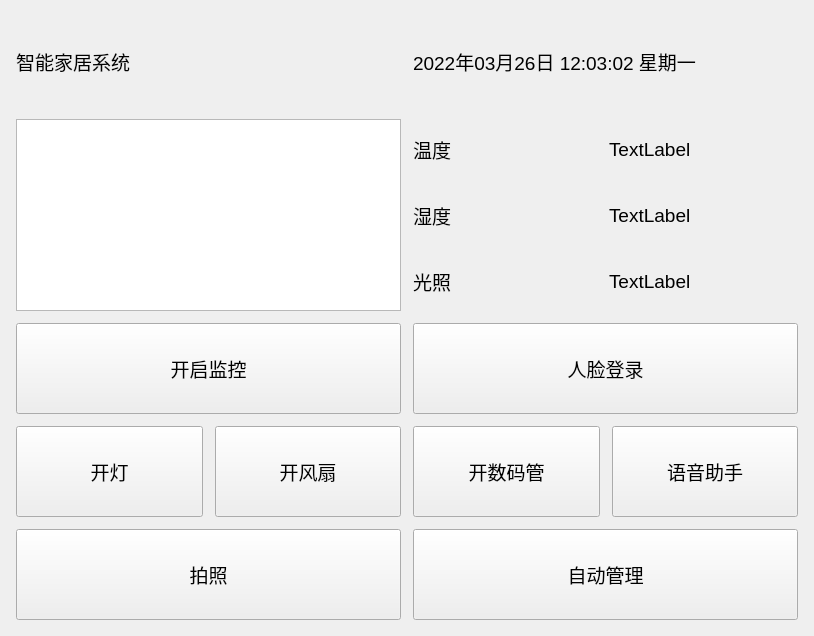
This is widget.ui in Becai/Qt_SmartHomeSystem as Qt 5 draws it before an edit. The edited form follows.
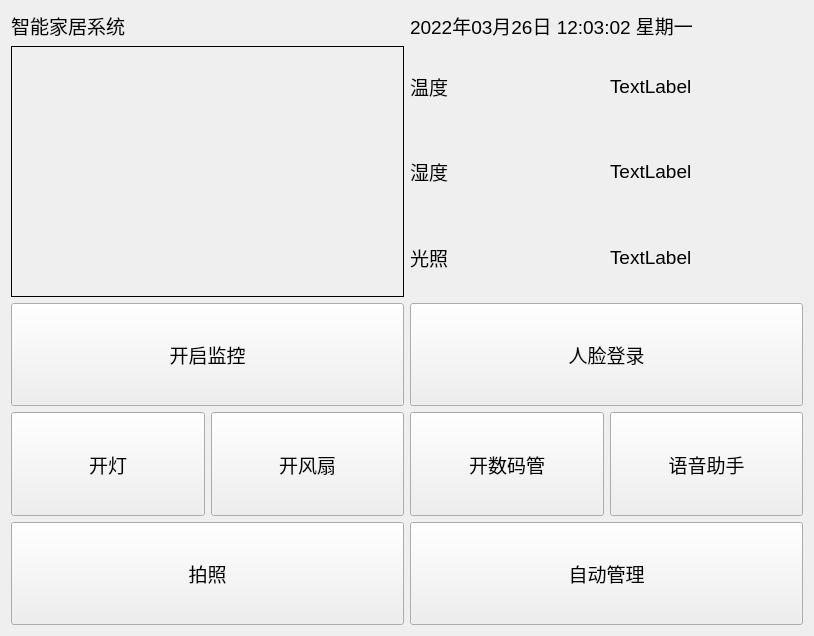
This is the edited form.

Commit message: 完成监控

Patch:
```diff
--- a/widget.ui
+++ b/widget.ui
@@ -13,26 +13,29 @@
   <property name="windowTitle">
    <string>Widget</string>
   </property>
-  <layout class="QGridLayout" name="gridLayout_3">
-   <property name="leftMargin">
-    <number>16</number>
-   </property>
-   <property name="topMargin">
-    <number>16</number>
-   </property>
-   <property name="rightMargin">
-    <number>16</number>
-   </property>
-   <property name="bottomMargin">
-    <number>16</number>
-   </property>
-   <property name="spacing">
-    <number>12</number>
-   </property>
+  <layout class="QGridLayout" name="gridLayout">
+   <item row="0" column="0">
+    <widget class="QLabel" name="title">
+     <property name="sizePolicy">
+      <sizepolicy hsizetype="Preferred" vsizetype="Fixed">
+       <horstretch>0</horstretch>
+       <verstretch>0</verstretch>
+      </sizepolicy>
+     </property>
+     <property name="font">
+      <font>
+       <pointsize>14</pointsize>
+      </font>
+     </property>
+     <property name="text">
+      <string>智能家居系统</string>
+     </property>
+    </widget>
+   </item>
    <item row="0" column="2" colspan="2">
     <widget class="QLabel" name="labDateTime">
      <property name="sizePolicy">
-      <sizepolicy hsizetype="Preferred" vsizetype="Preferred">
+      <sizepolicy hsizetype="Preferred" vsizetype="Fixed">
        <horstretch>0</horstretch>
        <verstretch>0</verstretch>
       </sizepolicy>
@@ -47,8 +50,36 @@
      </property>
     </widget>
    </item>
-   <item row="2" column="0" colspan="2">
-    <widget class="QPushButton" name="monitor_btn">
+   <item row="1" column="0" colspan="2">
+    <widget class="QLabel" name="monitor_view">
+     <property name="sizePolicy">
+      <sizepolicy hsizetype="Preferred" vsizetype="Preferred">
+       <horstretch>0</horstretch>
+       <verstretch>0</verstretch>
+      </sizepolicy>
+     </property>
+     <property name="minimumSize">
+      <size>
+       <width>0</width>
+       <height>251</height>
+      </size>
+     </property>
+     <property name="frameShape">
+      <enum>QFrame::Box</enum>
+     </property>
+     <property name="frameShadow">
+      <enum>QFrame::Plain</enum>
+     </property>
+     <property name="text">
+      <string/>
+     </property>
+     <property name="alignment">
+      <set>Qt::AlignCenter</set>
+     </property>
+    </widget>
+   </item>
+   <item row="3" column="0">
+    <widget class="QPushButton" name="light_btn">
      <property name="sizePolicy">
       <sizepolicy hsizetype="Preferred" vsizetype="Preferred">
        <horstretch>0</horstretch>
@@ -61,11 +92,11 @@
       </font>
      </property>
      <property name="text">
-      <string>开启监控</string>
+      <string>开灯</string>
      </property>
     </widget>
    </item>
-   <item row="4" column="1">
+   <item row="3" column="1">
     <widget class="QPushButton" name="fans_btn">
      <property name="sizePolicy">
       <sizepolicy hsizetype="Preferred" vsizetype="Preferred">
@@ -83,25 +114,7 @@
      </property>
     </widget>
    </item>
-   <item row="2" column="2" colspan="2">
-    <widget class="QPushButton" name="conn_btn">
-     <property name="sizePolicy">
-      <sizepolicy hsizetype="Preferred" vsizetype="Preferred">
-       <horstretch>0</horstretch>
-       <verstretch>0</verstretch>
-      </sizepolicy>
-     </property>
-     <property name="font">
-      <font>
-       <pointsize>14</pointsize>
-      </font>
-     </property>
-     <property name="text">
-      <string>人脸登录</string>
-     </property>
-    </widget>
-   </item>
-   <item row="4" column="2">
+   <item row="3" column="2">
     <widget class="QPushButton" name="digital_btn">
      <property name="sizePolicy">
       <sizepolicy hsizetype="Preferred" vsizetype="Preferred">
@@ -119,7 +132,7 @@
      </property>
     </widget>
    </item>
-   <item row="4" column="3">
+   <item row="3" column="3">
     <widget class="QPushButton" name="audio_btn">
      <property name="sizePolicy">
       <sizepolicy hsizetype="Preferred" vsizetype="Preferred">
@@ -137,7 +150,43 @@
      </property>
     </widget>
    </item>
-   <item row="5" column="0" colspan="2">
+   <item row="2" column="0" colspan="2">
+    <widget class="QPushButton" name="monitor_btn">
+     <property name="sizePolicy">
+      <sizepolicy hsizetype="Preferred" vsizetype="Preferred">
+       <horstretch>0</horstretch>
+       <verstretch>0</verstretch>
+      </sizepolicy>
+     </property>
+     <property name="font">
+      <font>
+       <pointsize>14</pointsize>
+      </font>
+     </property>
+     <property name="text">
+      <string>开启监控</string>
+     </property>
+    </widget>
+   </item>
+   <item row="2" column="2" colspan="2">
+    <widget class="QPushButton" name="conn_btn">
+     <property name="sizePolicy">
+      <sizepolicy hsizetype="Preferred" vsizetype="Preferred">
+       <horstretch>0</horstretch>
+       <verstretch>0</verstretch>
+      </sizepolicy>
+     </property>
+     <property name="font">
+      <font>
+       <pointsize>14</pointsize>
+      </font>
+     </property>
+     <property name="text">
+      <string>人脸登录</string>
+     </property>
+    </widget>
+   </item>
+   <item row="4" column="0" colspan="2">
     <widget class="QPushButton" name="cheese_btn">
      <property name="sizePolicy">
       <sizepolicy hsizetype="Preferred" vsizetype="Preferred">
@@ -155,22 +204,7 @@
      </property>
     </widget>
    </item>
-   <item row="1" column="0" colspan="2">
-    <widget class="QGraphicsView" name="camera_monitor">
-     <property name="sizePolicy">
-      <sizepolicy hsizetype="Preferred" vsizetype="Preferred">
-       <horstretch>0</horstretch>
-       <verstretch>0</verstretch>
-      </sizepolicy>
-     </property>
-     <property name="font">
-      <font>
-       <pointsize>14</pointsize>
-      </font>
-     </property>
-    </widget>
-   </item>
-   <item row="5" column="2" colspan="2">
+   <item row="4" column="2" colspan="2">
     <widget class="QPushButton" name="auto_btn">
      <property name="sizePolicy">
       <sizepolicy hsizetype="Preferred" vsizetype="Preferred">
@@ -188,36 +222,6 @@
      </property>
     </widget>
    </item>
-   <item row="4" column="0">
-    <widget class="QPushButton" name="light_btn">
-     <property name="sizePolicy">
-      <sizepolicy hsizetype="Preferred" vsizetype="Preferred">
-       <horstretch>0</horstretch>
-       <verstretch>0</verstretch>
-      </sizepolicy>
-     </property>
-     <property name="font">
-      <font>
-       <pointsize>14</pointsize>
-      </font>
-     </property>
-     <property name="text">
-      <string>开灯</string>
-     </property>
-    </widget>
-   </item>
-   <item row="0" column="0" colspan="2">
-    <widget class="QLabel" name="title">
-     <property name="font">
-      <font>
-       <pointsize>14</pointsize>
-      </font>
-     </property>
-     <property name="text">
-      <string>智能家居系统</string>
-     </property>
-    </widget>
-   </item>
    <item row="1" column="2" colspan="2">
     <layout class="QGridLayout" name="env_info">
      <item row="0" column="0">
```
The commit also changes 4 other files.
